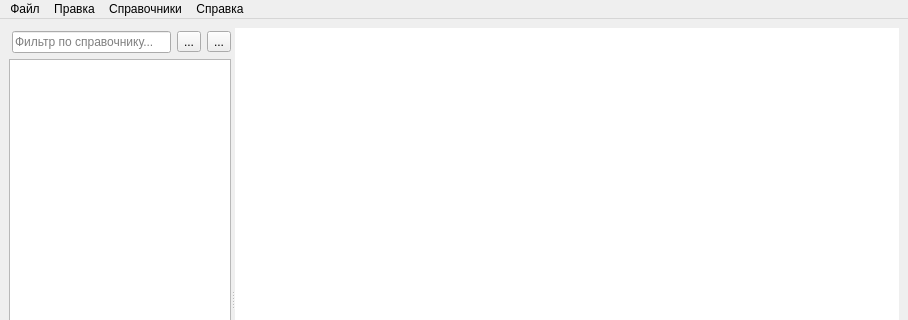
First picture: the form in ui/main_window.ui, repository caxapyk/gaoo-cfp, before the edit; both pictures show x 0 to 908 and y 0 to 320 of the 908 by 600 pixel window.
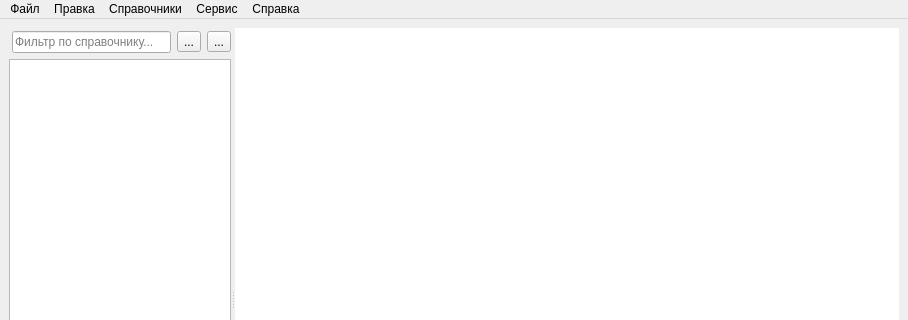
Second picture: the form after the edit. Icons and pictures are not drawn.

Commit message: database settings dialog in progress

The edit to the form file:
```diff
--- a/ui/main_window.ui
+++ b/ui/main_window.ui
@@ -189,9 +189,16 @@
     <addaction name="action_doctype"/>
     <addaction name="action_docflag"/>
    </widget>
+   <widget class="QMenu" name="menu_5">
+    <property name="title">
+     <string>Сервис</string>
+    </property>
+    <addaction name="action_dbsettings"/>
+   </widget>
    <addaction name="menu"/>
    <addaction name="menu_3"/>
    <addaction name="menu_4"/>
+   <addaction name="menu_5"/>
    <addaction name="menu_2"/>
   </widget>
   <widget class="QStatusBar" name="statusbar"/>
```
Left out of the diff: 5 changed lines with no effect on the pictures. The commit also changes 7 other files.
